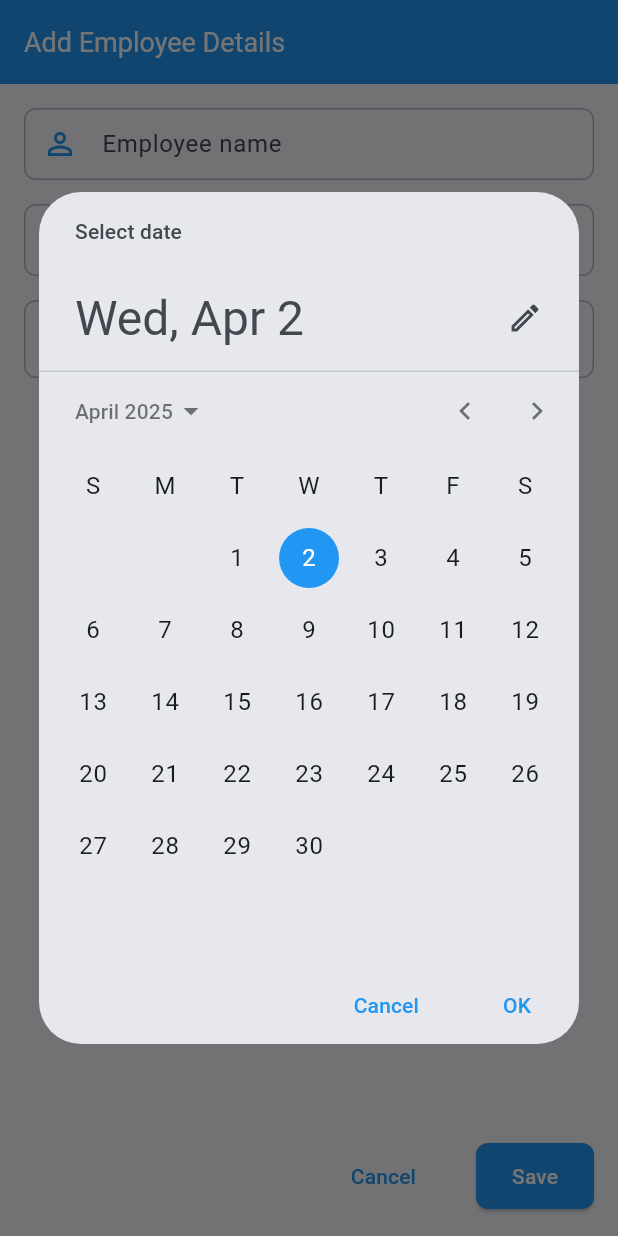
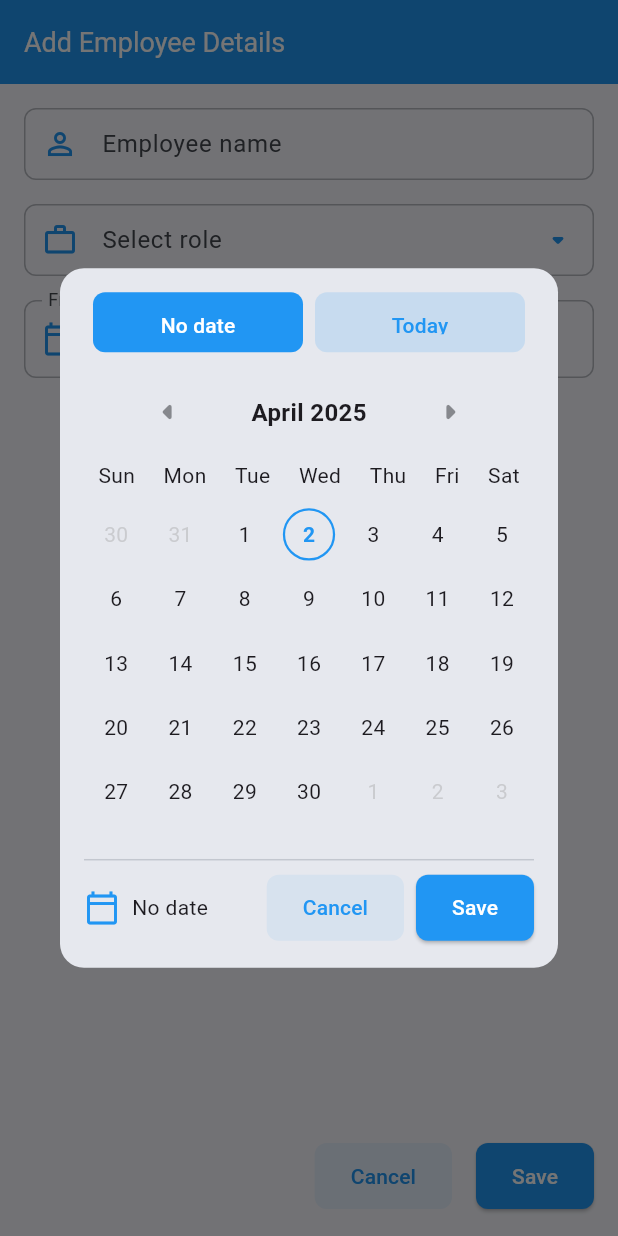
Before and after one commit to Umair-Syed/employeesDirectory, a Flutter app: the AddEditEmployeeView screen opened directly, after a tap on "No date", on a phone screen of 412 x 824 dp. Run offline on Flutter 3.47's test engine with Material 3 defaults, Android fonts, the phone set to English and light mode, and no system bars; our stand-ins replace bloc, equatable, flutter_bloc, get_it, go_router, loggy and 2 more.

Commit message:
FEAT: Custom date picker

```diff
--- a/lib/feature/add_edit_employee/view/screens/add_edit_employee_screen.dart
+++ b/lib/feature/add_edit_employee/view/screens/add_edit_employee_screen.dart
@@ -132,6 +132,7 @@ class _AddEditEmployeeViewState extends State<AddEditEmployeeView> {
                       label: 'To',
                       selectedDate: _selectedToDate,
                       isToDate: true,
+                      fromDate: _selectedFromDate,
                       onDateSelected: (date) {
                         setState(() {
                           _selectedToDate = date;
@@ -242,7 +243,16 @@ class SaveCancelBottomBar extends StatelessWidget {
       child: Row(
         mainAxisAlignment: MainAxisAlignment.end,
         children: [
-          TextButton(onPressed: onCancel, child: const Text('Cancel')),
+          TextButton(
+            onPressed: onCancel,
+            style: TextButton.styleFrom(
+              backgroundColor: Theme.of(
+                context,
+              ).colorScheme.primary.withAlpha(20),
+              foregroundColor: Theme.of(context).colorScheme.primary,
+            ),
+            child: const Text('Cancel'),
+          ),
           const SizedBox(width: 16),
           ElevatedButton(
             onPressed: onSave,
--- /dev/null
+++ b/lib/feature/add_edit_employee/view/widgets/custom_date_picker_dialog.dart
@@ -0,0 +1,427 @@
+import 'package:flutter/material.dart';
+import 'package:intl/intl.dart';
+
+class CustomDatePickerDialog extends StatefulWidget {
+  final DateTime? initialDate;
+  final DateTime firstDate;
+  final DateTime lastDate;
+  final Function(DateTime?) onDateSelected;
+  final bool isToDate;
+  final DateTime? fromDate; // Used for disabling dates in 'to date' picker
+
+  const CustomDatePickerDialog({
+    super.key,
+    required this.initialDate,
+    required this.firstDate,
+    required this.lastDate,
+    required this.onDateSelected,
+    this.isToDate = false,
+    this.fromDate,
+  });
+
+  @override
+  State<CustomDatePickerDialog> createState() => _CustomDatePickerDialogState();
+}
+
+class _CustomDatePickerDialogState extends State<CustomDatePickerDialog> {
+  late DateTime? _selectedDate;
+  late DateTime _currentMonth;
+
+  @override
+  void initState() {
+    super.initState();
+    _selectedDate =
+        widget.initialDate ?? (widget.isToDate ? null : DateTime.now());
+
+    _currentMonth =
+        _selectedDate != null
+            ? DateTime(_selectedDate!.year, _selectedDate!.month)
+            : DateTime(DateTime.now().year, DateTime.now().month);
+
+    // Validity checks for selectedDate
+    if (_selectedDate != null) {
+      if (_selectedDate!.isBefore(widget.firstDate)) {
+        _selectedDate = widget.firstDate;
+      } else if (_selectedDate!.isAfter(widget.lastDate)) {
+        _selectedDate = widget.lastDate;
+      }
+
+      // For 'to date', check against fromDate. ToDate shouldn't be before fromDate
+      if (widget.isToDate &&
+          widget.fromDate != null &&
+          _selectedDate!.isBefore(widget.fromDate!)) {
+        _selectedDate = null;
+      }
+    }
+  }
+
+  bool _isSelectable(DateTime day) {
+    // Check if day is within allowed range
+    if (day.isBefore(widget.firstDate) || day.isAfter(widget.lastDate)) {
+      return false;
+    }
+
+    // For 'to date', ensure the day is after fromDate
+    if (widget.isToDate && widget.fromDate != null) {
+      final DateTime normalizedDay = DateTime(day.year, day.month, day.day);
+      final DateTime normalizedFromDate = DateTime(
+        widget.fromDate!.year,
+        widget.fromDate!.month,
+        widget.fromDate!.day,
+      );
+
+      return normalizedDay.isAfter(normalizedFromDate);
+    }
+
+    return true;
+  }
+
+  void _previousMonth() {
+    setState(() {
+      _currentMonth = DateTime(_currentMonth.year, _currentMonth.month - 1);
+    });
+  }
+
+  void _nextMonth() {
+    setState(() {
+      _currentMonth = DateTime(_currentMonth.year, _currentMonth.month + 1);
+    });
+  }
+
+  void _handleShortcutSelection(DateTime? date) {
+    if (date != null) {
+      // Ensure date is valid
+      if (!_isSelectable(date)) {
+        // For 'to date', try to find the next selectable date. Eg if today is selected by today is before fromDate
+        if (widget.isToDate && widget.fromDate != null) {
+          DateTime nextDate = date;
+          while (!_isSelectable(nextDate) &&
+              nextDate.isBefore(widget.lastDate)) {
+            nextDate = nextDate.add(const Duration(days: 1));
+          }
+
+          // If we found a valid date, use it; otherwise keep current selection
+          if (_isSelectable(nextDate)) {
+            date = nextDate;
+          } else {
+            date = _selectedDate;
+            return;
+          }
+        } else {
+          // If not 'to date', just keep current selection
+          date = _selectedDate;
+          return;
+        }
+      }
+
+      setState(() {
+        _selectedDate = date;
+        _currentMonth = DateTime(date!.year, date.month);
+      });
+    } else if (widget.isToDate) {
+      // No date selected, only for 'to date' picker
+      setState(() {
+        _selectedDate = null;
+      });
+    }
+  }
+
+  @override
+  Widget build(BuildContext context) {
+    final ThemeData theme = Theme.of(context);
+    final ColorScheme colorScheme = theme.colorScheme;
+    final TextTheme textTheme = theme.textTheme;
+    final dateFormat = DateFormat('d MMM yyyy');
+    final today = DateTime.now();
+    final todayDateOnly = DateTime(today.year, today.month, today.day);
+
+    Widget buildShortcutButton(String label, DateTime? date) {
+      bool isSelected;
+      if (date == null && _selectedDate == null && widget.isToDate) {
+        isSelected = true;
+      } else if (date != null && _selectedDate != null) {
+        final dateOnly = DateTime(date.year, date.month, date.day);
+        final selectedDateOnly = DateTime(
+          _selectedDate!.year,
+          _selectedDate!.month,
+          _selectedDate!.day,
+        );
+        isSelected = dateOnly.isAtSameMomentAs(selectedDateOnly);
+      } else {
+        isSelected = false;
+      }
+
+      return SizedBox(
+        height: 40,
+        child: ConstrainedBox(
+          constraints: const BoxConstraints(maxWidth: 150, minWidth: 140),
+          child: ElevatedButton(
+            onPressed: () => _handleShortcutSelection(date),
+            style: ElevatedButton.styleFrom(
+              elevation: 0,
+              backgroundColor:
+                  isSelected
+                      ? colorScheme.primary
+                      : colorScheme.primary.withAlpha(40),
+              foregroundColor:
+                  isSelected ? colorScheme.onPrimary : colorScheme.primary,
+              shape: RoundedRectangleBorder(
+                borderRadius: BorderRadius.circular(8),
+              ),
+            ),
+            child: Text(label),
+          ),
+        ),
+      );
+    }
+
+    List<Widget> shortcutButtons;
+    if (widget.isToDate) {
+      shortcutButtons = [
+        buildShortcutButton('No date', null),
+        buildShortcutButton('Today', todayDateOnly),
+      ];
+    } else {
+      // Calculate dates for 'from date' shortcuts
+      final nextMonday = _nextWeekday(todayDateOnly, DateTime.monday);
+      final nextTuesday = _nextWeekday(todayDateOnly, DateTime.tuesday);
+      final after1Week = todayDateOnly.add(const Duration(days: 7));
+
+      shortcutButtons = [
+        buildShortcutButton('Today', todayDateOnly),
+        buildShortcutButton('Next Monday', nextMonday),
+        buildShortcutButton('Next Tuesday', nextTuesday),
+        buildShortcutButton('After 1 week', after1Week),
+      ];
+    }
+
+    // MARK: - Calendar
+    Widget buildCalendar() {
+      final DateTime firstDayOfMonth = DateTime(
+        _currentMonth.year,
+        _currentMonth.month,
+        1,
+      );
+
+      final DateTime lastDayOfMonth = DateTime(
+        _currentMonth.year,
+        _currentMonth.month + 1,
+        0,
+      );
+
+      // Calculate the first day to display (might be from previous month)
+      // We want to start from Sunday of the week containing the first day
+      final int daysBeforeMonthStart = firstDayOfMonth.weekday % 7;
+      final DateTime firstDisplayedDay = firstDayOfMonth.subtract(
+        Duration(days: daysBeforeMonthStart),
+      );
+
+      // Calculate number of days to display (up to 6 weeks)
+      final int daysInMonth = lastDayOfMonth.day;
+      final int totalDays = daysBeforeMonthStart + daysInMonth;
+      final int rowsNeeded = (totalDays / 7).ceil();
+      final int daysToDisplay = rowsNeeded * 7;
+
+      List<DateTime> days = List.generate(
+        daysToDisplay,
+        (index) => firstDisplayedDay.add(Duration(days: index)),
+      );
+
+      final headerMonth = DateFormat('MMMM yyyy').format(_currentMonth);
+
+      return Column(
+        mainAxisSize: MainAxisSize.min,
+        children: [
+          // Month navigation header
+          Row(
+            mainAxisAlignment: MainAxisAlignment.spaceEvenly,
+            children: [
+              IconButton(
+                icon: const Icon(Icons.arrow_left_rounded),
+                onPressed: _previousMonth,
+                padding: EdgeInsets.zero,
+                constraints: const BoxConstraints(),
+                iconSize: 32,
+                color: colorScheme.onSurface.withAlpha(120),
+              ),
+              Text(
+                headerMonth,
+                style: const TextStyle(
+                  fontSize: 16,
+                  fontWeight: FontWeight.bold,
+                ),
+              ),
+              IconButton(
+                icon: const Icon(Icons.arrow_right_rounded),
+                onPressed: _nextMonth,
+                padding: EdgeInsets.zero,
+                constraints: const BoxConstraints(),
+                iconSize: 32,
+                color: colorScheme.onSurface.withAlpha(120),
+              ),
+            ],
+          ),
+          const SizedBox(height: 8),
+
+          Row(
+            mainAxisAlignment: MainAxisAlignment.spaceAround,
+            children: const [
+              Text('Sun', style: TextStyle(fontSize: 14)),
+              Text('Mon', style: TextStyle(fontSize: 14)),
+              Text('Tue', style: TextStyle(fontSize: 14)),
+              Text('Wed', style: TextStyle(fontSize: 14)),
+              Text('Thu', style: TextStyle(fontSize: 14)),
+              Text('Fri', style: TextStyle(fontSize: 14)),
+              Text('Sat', style: TextStyle(fontSize: 14)),
+            ],
+          ),
+          const SizedBox(height: 8),
+
+          GridView.builder(
+            shrinkWrap: true,
+            physics: const NeverScrollableScrollPhysics(),
+            gridDelegate: const SliverGridDelegateWithFixedCrossAxisCount(
+              crossAxisCount: 7, // 7 days in a week
+              childAspectRatio: 1, // Square cells
+            ),
+            itemCount: days.length,
+            itemBuilder: (context, index) {
+              final DateTime day = days[index];
+              final bool isToday =
+                  day.year == today.year &&
+                  day.month == today.month &&
+                  day.day == today.day;
+              final bool isSelected =
+                  _selectedDate != null &&
+                  day.year == _selectedDate!.year &&
+                  day.month == _selectedDate!.month &&
+                  day.day == _selectedDate!.day;
+              final bool isThisMonth = day.month == _currentMonth.month;
+              final bool isSelectable = _isSelectable(day);
+
+              final textStyle = TextStyle(
+                color:
+                    !isThisMonth
+                        ? Colors.grey.withAlpha(100) // Other month
+                        : !isSelectable
+                        ? Colors.grey.withAlpha(100) // Not selectable
+                        : isSelected
+                        ? colorScheme
+                            .onPrimary // Selected day
+                        : isToday
+                        ? colorScheme
+                            .primary // Today
+                        : null, // Normal day
+                fontWeight: isToday || isSelected ? FontWeight.bold : null,
+              );
+
+              return GestureDetector(
+                onTap:
+                    isThisMonth && isSelectable
+                        ? () {
+                          setState(() {
+                            _selectedDate = day;
+                          });
+                        }
+                        : null,
+                child: Container(
+                  margin: const EdgeInsets.all(4),
+                  decoration: BoxDecoration(
+                    color: isSelected ? colorScheme.primary : null,
+                    shape: BoxShape.circle,
+                    border:
+                        isToday && !isSelected
+                            ? Border.all(color: colorScheme.primary, width: 1.5)
+                            : null,
+                  ),
+                  child: Center(
+                    child: Text(day.day.toString(), style: textStyle),
+                  ),
+                ),
+              );
+            },
+          ),
+        ],
+      );
+    }
+
+    return Dialog(
+      shape: RoundedRectangleBorder(borderRadius: BorderRadius.circular(16)),
+      child: ConstrainedBox(
+        constraints: const BoxConstraints(maxWidth: 500),
+        child: SingleChildScrollView(
+          child: Padding(
+            padding: const EdgeInsets.all(16.0),
+            child: Column(
+              mainAxisSize: MainAxisSize.min,
+              children: [
+                // Shortcut buttons
+                ConstrainedBox(
+                  constraints: const BoxConstraints(maxWidth: 308),
+                  child: Wrap(
+                    spacing: 8.0,
+                    runSpacing: 8.0,
+                    alignment: WrapAlignment.start,
+                    children: shortcutButtons,
+                  ),
+                ),
+                const SizedBox(height: 16),
+
+                // Custom calendar
+                buildCalendar(),
+                const SizedBox(height: 16),
+
+                const Divider(),
+                // Bottom bar
+                Row(
+                  children: [
+                    Icon(
+                      Icons.calendar_today_outlined,
+                      color: theme.colorScheme.primary,
+                    ),
+                    const SizedBox(width: 8),
+                    Text(
+                      _selectedDate != null
+                          ? dateFormat.format(_selectedDate!)
+                          : 'No date',
+                      style: textTheme.bodyMedium,
+                    ),
+                    const Spacer(),
+                    TextButton(
+                      onPressed: () => Navigator.of(context).pop(),
+                      style: TextButton.styleFrom(
+                        backgroundColor: colorScheme.primary.withAlpha(20),
+                        foregroundColor: colorScheme.primary,
+                      ),
+                      child: const Text('Cancel'),
+                    ),
+                    const SizedBox(width: 8),
+                    ElevatedButton(
+                      style: ElevatedButton.styleFrom(
+                        backgroundColor: colorScheme.primary,
+                        foregroundColor: colorScheme.onPrimary,
+                      ),
+                      onPressed: () {
+                        widget.onDateSelected(_selectedDate);
+                        Navigator.of(context).pop();
+                      },
+                      child: const Text('Save'),
+                    ),
+                  ],
+                ),
+              ],
+            ),
+          ),
+        ),
+      ),
+    );
+  }
+
+  DateTime _nextWeekday(DateTime date, int weekday) {
+    var daysUntil = weekday - date.weekday;
+    if (daysUntil <= 0) {
+      daysUntil += 7;
+    }
+    return date.add(Duration(days: daysUntil));
+  }
+}
--- a/lib/feature/add_edit_employee/view/widgets/date_picker.dart
+++ b/lib/feature/add_edit_employee/view/widgets/date_picker.dart
@@ -1,11 +1,13 @@
 import 'package:flutter/material.dart';
 import 'package:intl/intl.dart';
+import 'custom_date_picker_dialog.dart';
 
 class DatePickerField extends StatelessWidget {
   final String label;
   final DateTime? selectedDate;
-  final Function(DateTime) onDateSelected;
+  final Function(DateTime?) onDateSelected;
   final bool isToDate;
+  final DateTime? fromDate;
 
   const DatePickerField({
     super.key,
@@ -13,6 +15,7 @@ class DatePickerField extends StatelessWidget {
     required this.selectedDate,
     required this.onDateSelected,
     this.isToDate = false,
+    this.fromDate,
   });
 
   @override
@@ -34,7 +37,7 @@ class DatePickerField extends StatelessWidget {
         child: Text(
           selectedDate != null
               ? dateFormat.format(selectedDate!)
-              : (isToDate ? 'No date' : 'Today'),
+              : (isToDate ? 'No date' : label),
           style: TextStyle(
             color:
                 selectedDate != null
@@ -47,19 +50,25 @@ class DatePickerField extends StatelessWidget {
   }
 
   Future<void> _selectDate(BuildContext context) async {
-    final DateTime initialDate = selectedDate ?? DateTime.now();
+    final DateTime? initialDialogDate =
+        selectedDate ?? (isToDate ? null : DateTime.now());
     final DateTime firstDate = DateTime(2022);
-    final DateTime lastDate = DateTime.now().add(const Duration(days: 365));
-
-    final DateTime? picked = await showDatePicker(
-      context: context,
-      initialDate: initialDate,
-      firstDate: firstDate,
-      lastDate: lastDate,
+    final DateTime lastDate = DateTime.now().add(
+      const Duration(days: 10 * 365),
     );
 
-    if (picked != null) {
-      onDateSelected(picked);
-    }
+    showDialog<DateTime?>(
+      context: context,
+      builder: (BuildContext context) {
+        return CustomDatePickerDialog(
+          initialDate: initialDialogDate,
+          firstDate: firstDate,
+          lastDate: lastDate,
+          onDateSelected: onDateSelected,
+          isToDate: isToDate,
+          fromDate: fromDate,
+        );
+      },
+    );
   }
 }
```
